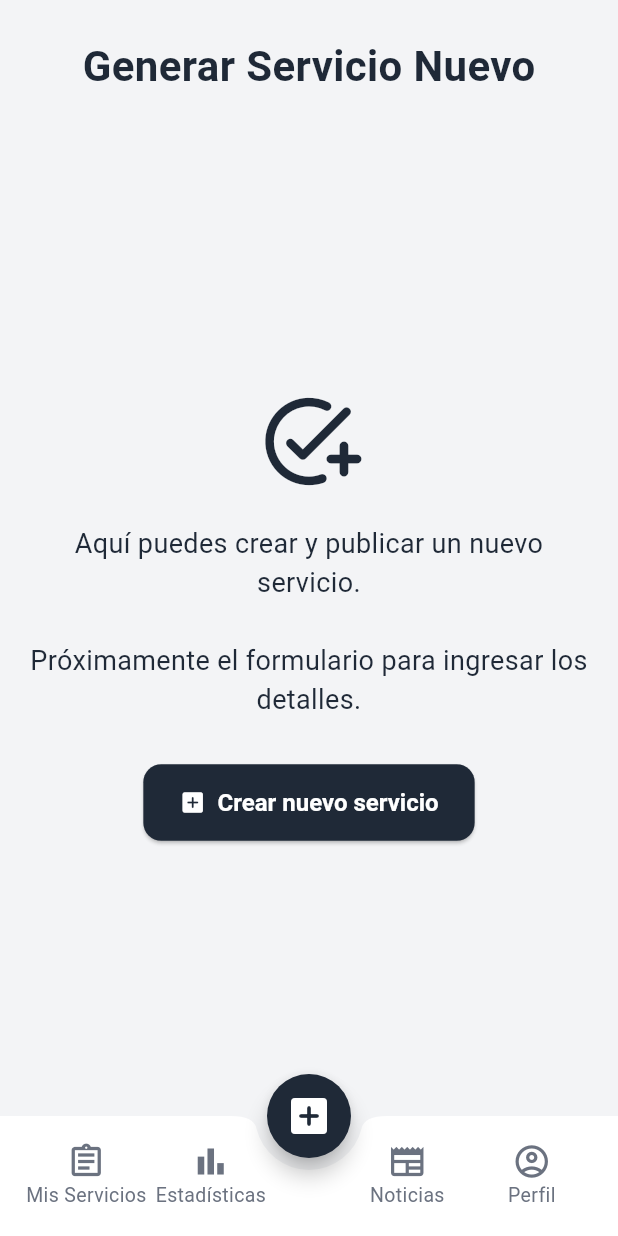
After one commit to IsaacPater31/pyp_platform, a Flutter app: the MainClientView screen opened directly, on a phone screen of 412 x 824 dp. The commit adds this screen. Run offline on Flutter 3.47's test engine with Material 3 defaults, Android fonts, the phone set to English and light mode, and no system bars; our stand-ins replace file_picker, flutter_dotenv, flutter_map, geocoding, geolocator, image_picker and 2 more; missing offline and left inert: flutter_map_cancellable_tile_provider.

Commit message:
✨  primeras interfaces y flujo de navegación principal para cliente y profesional - Se implementan las interfaces visuales principales con menú inferior para cliente y profesional. - Secciones creadas: Mis Servicios, Estadísticas, Noticias, Perfil, y acceso rápido central.

```diff
--- /dev/null
+++ b/lib/vistas/services/clients/main_client_view.dart
@@ -0,0 +1,265 @@
+import 'package:flutter/material.dart';
+
+class MainClientView extends StatefulWidget {
+  const MainClientView({super.key});
+
+  @override
+  State<MainClientView> createState() => _MainClientViewState();
+}
+
+class _MainClientViewState extends State<MainClientView> {
+  int _selectedIndex = 2; // Por defecto en "Nuevo Servicio"
+
+  final List<Widget> _pages = [
+    _MyServicesClient(),
+    _StatisticsClient(),
+    _CreateServiceClient(), // <-- Nuevo Servicio
+    _NewsClient(),
+    _ProfileClient(),
+  ];
+
+  void _onItemTapped(int index) {
+    setState(() {
+      _selectedIndex = index;
+    });
+  }
+
+  Widget _buildCentralIcon() {
+    return FloatingActionButton(
+      onPressed: () {
+        _onItemTapped(2);
+      },
+      backgroundColor: const Color(0xFF1F2937),
+      elevation: 6,
+      shape: RoundedRectangleBorder(
+        borderRadius: BorderRadius.circular(40),
+      ),
+      child: const Icon(Icons.add_box_rounded, size: 32, color: Colors.white), // Icono de "Agregar"
+    );
+  }
+
+  @override
+  Widget build(BuildContext context) {
+    return Scaffold(
+      backgroundColor: const Color(0xFFF3F4F6),
+      body: _pages[_selectedIndex],
+      bottomNavigationBar: BottomAppBar(
+        color: Colors.white,
+        elevation: 20,
+        shape: const CircularNotchedRectangle(),
+        notchMargin: 8,
+        child: SizedBox(
+          height: 68,
+          child: Row(
+            mainAxisAlignment: MainAxisAlignment.spaceAround,
+            children: [
+              _BottomMenuIcon(
+                icon: Icons.assignment_outlined,
+                label: 'Mis Servicios',
+                selected: _selectedIndex == 0,
+                onTap: () => _onItemTapped(0),
+              ),
+              _BottomMenuIcon(
+                icon: Icons.bar_chart_outlined,
+                label: 'Estadísticas',
+                selected: _selectedIndex == 1,
+                onTap: () => _onItemTapped(1),
+              ),
+              const SizedBox(width: 48),
+              _BottomMenuIcon(
+                icon: Icons.newspaper_outlined,
+                label: 'Noticias',
+                selected: _selectedIndex == 3,
+                onTap: () => _onItemTapped(3),
+              ),
+              _BottomMenuIcon(
+                icon: Icons.account_circle_outlined,
+                label: 'Perfil',
+                selected: _selectedIndex == 4,
+                onTap: () => _onItemTapped(4),
+              ),
+            ],
+          ),
+        ),
+      ),
+      floatingActionButton: _buildCentralIcon(),
+      floatingActionButtonLocation: FloatingActionButtonLocation.centerDocked,
+    );
+  }
+}
+
+// ----------- Secciones ------------
+
+class _MyServicesClient extends StatelessWidget {
+  @override
+  Widget build(BuildContext context) {
+    return _PageContainer(
+      title: "Mis Servicios",
+      child: Center(
+        child: Text(
+          'Aquí puedes ver tu historial, servicios pendientes y en curso.',
+          style: TextStyle(fontSize: 18, color: Color(0xFF1F2937)),
+          textAlign: TextAlign.center,
+        ),
+      ),
+    );
+  }
+}
+
+class _StatisticsClient extends StatelessWidget {
+  @override
+  Widget build(BuildContext context) {
+    return _PageContainer(
+      title: "Estadísticas",
+      child: Center(
+        child: Text(
+          'Visualiza estadísticas de tus servicios y actividad.',
+          style: TextStyle(fontSize: 18, color: Color(0xFF1F2937)),
+          textAlign: TextAlign.center,
+        ),
+      ),
+    );
+  }
+}
+
+class _CreateServiceClient extends StatelessWidget {
+  @override
+  Widget build(BuildContext context) {
+    return _PageContainer(
+      title: "Generar Servicio Nuevo",
+      child: Padding(
+        padding: const EdgeInsets.all(20),
+        child: Column(
+          mainAxisAlignment: MainAxisAlignment.center,
+          children: [
+            Icon(Icons.add_task_rounded, size: 70, color: Color(0xFF1F2937)),
+            SizedBox(height: 20),
+            Text(
+              "Aquí puedes crear y publicar un nuevo servicio.\n\nPróximamente el formulario para ingresar los detalles.",
+              style: TextStyle(fontSize: 18, color: Color(0xFF1F2937)),
+              textAlign: TextAlign.center,
+            ),
+            SizedBox(height: 30),
+            ElevatedButton.icon(
+              onPressed: () {
+                // Aquí podrías abrir el formulario real para crear el servicio.
+                ScaffoldMessenger.of(context).showSnackBar(
+                  SnackBar(content: Text('Aquí se abrirá el formulario de creación de servicio.')),
+                );
+              },
+              icon: Icon(Icons.add_box_rounded),
+              label: Text('Crear nuevo servicio'),
+              style: ElevatedButton.styleFrom(
+                backgroundColor: const Color(0xFF1F2937),
+                foregroundColor: Colors.white,
+                padding: const EdgeInsets.symmetric(horizontal: 24, vertical: 16),
+                textStyle: const TextStyle(fontSize: 16, fontWeight: FontWeight.bold),
+                shape: RoundedRectangleBorder(borderRadius: BorderRadius.circular(12)),
+              ),
+            ),
+          ],
+        ),
+      ),
+    );
+  }
+}
+
+class _NewsClient extends StatelessWidget {
+  @override
+  Widget build(BuildContext context) {
+    return _PageContainer(
+      title: "Noticias",
+      child: Center(
+        child: Text(
+          'Entérate de lo nuevo en la plataforma.',
+          style: TextStyle(fontSize: 18, color: Color(0xFF1F2937)),
+          textAlign: TextAlign.center,
+        ),
+      ),
+    );
+  }
+}
+
+class _ProfileClient extends StatelessWidget {
+  @override
+  Widget build(BuildContext context) {
+    return _PageContainer(
+      title: "Perfil",
+      child: Center(
+        child: Text(
+          'Aquí puedes editar tus datos y configuraciones.',
+          style: TextStyle(fontSize: 18, color: Color(0xFF1F2937)),
+          textAlign: TextAlign.center,
+        ),
+      ),
+    );
+  }
+}
+
+// --------- Componentes base ---------
+
+class _PageContainer extends StatelessWidget {
+  final String title;
+  final Widget child;
+
+  const _PageContainer({required this.title, required this.child});
+
+  @override
+  Widget build(BuildContext context) {
+    return SafeArea(
+      child: Column(
+        children: [
+          Padding(
+            padding: const EdgeInsets.only(top: 24, left: 16, right: 16, bottom: 12),
+            child: Text(
+              title,
+              style: const TextStyle(
+                fontSize: 28,
+                fontWeight: FontWeight.bold,
+                color: Color(0xFF1F2937),
+              ),
+            ),
+          ),
+          Expanded(child: child),
+        ],
+      ),
+    );
+  }
+}
+
+class _BottomMenuIcon extends StatelessWidget {
+  final IconData icon;
+  final String label;
+  final bool selected;
+  final VoidCallback onTap;
+
+  const _BottomMenuIcon({
+    required this.icon,
+    required this.label,
+    required this.selected,
+    required this.onTap,
+  });
+
+  @override
+  Widget build(BuildContext context) {
+    return Expanded(
+      child: GestureDetector(
+        onTap: onTap,
+        child: Column(
+          mainAxisAlignment: MainAxisAlignment.center,
+          children: [
+            Icon(icon, color: selected ? Color(0xFF1F2937) : Color(0xFF6B7280), size: 26),
+            Text(
+              label,
+              style: TextStyle(
+                color: selected ? Color(0xFF1F2937) : Color(0xFF6B7280),
+                fontWeight: selected ? FontWeight.bold : FontWeight.normal,
+                fontSize: 13,
+              ),
+            ),
+          ],
+        ),
+      ),
+    );
+  }
+}
```
Also changed, not shown: lib/vistas/login_view.dart (+15 -1 lines), lib/vistas/services/profesionals/main_profesional_view.dart (added, +275 -0 lines).
